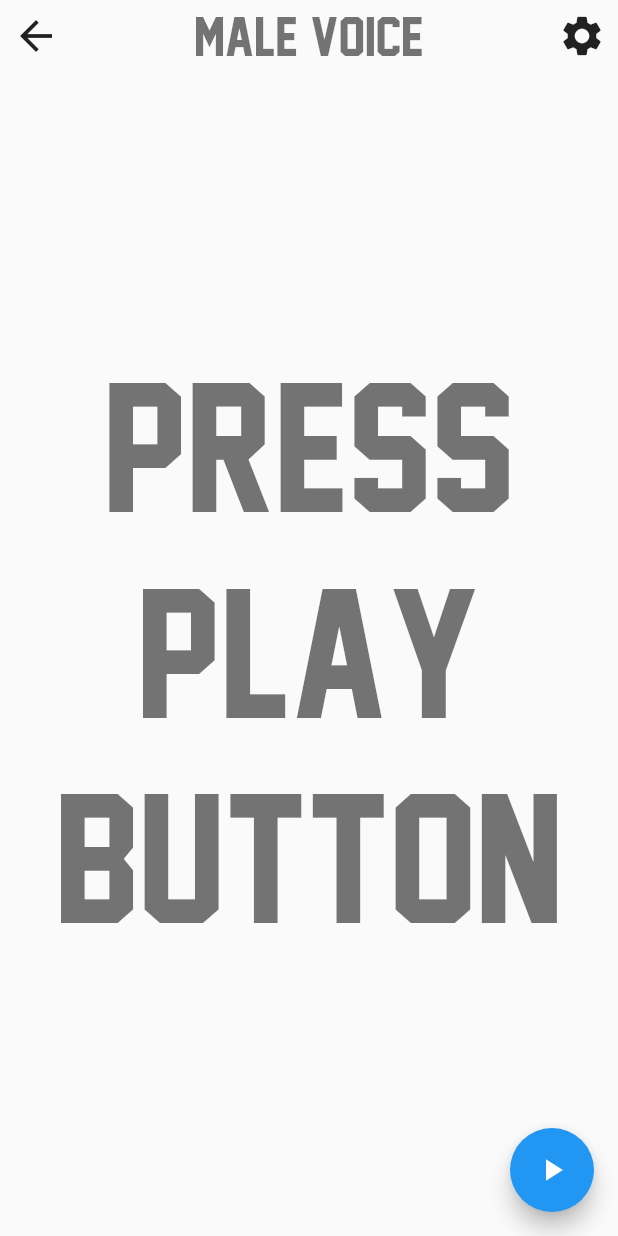
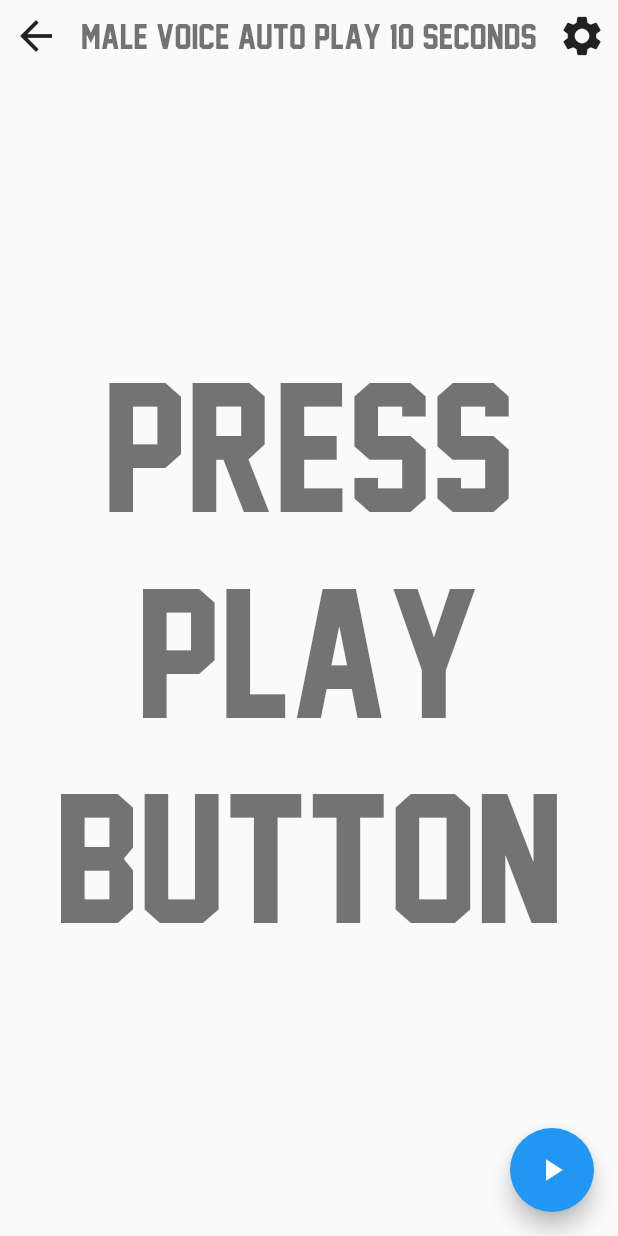
Before and after one commit to simplesoft-duongdt3/LottoFlutter2021, a Flutter app: the screen it shows after launch, on a phone screen of 412 x 824 dp. Run offline on Flutter 3.47's test engine with Material 2 defaults, Android fonts, the phone set to English and light mode, and no system bars; drawn by our look-alikes of auto_size_text; our stand-ins replace assets_audio_player, bloc, custom_radio_grouped_button, flutter_bloc, flutter_spinkit, hive and 1 more; accounts and stored records are empty; generated files the repository leaves out were written again.

Commit message:
update setting + fix crash

```diff
--- a/lib/data/game_manager.dart
+++ b/lib/data/game_manager.dart
@@ -48,7 +48,7 @@ class GameManager {
 
     if (games.isNotEmpty) {
       var game = games.getAt(games.length - 1);
-      if (!game.finish) {
+      if (!game.finish && game.gotNumbers.isNotEmpty) {
         Game cachedGame = Game(game.id, game.gotNumbers);
         return cachedGame;
       }
@@ -84,7 +84,7 @@ class GameManager {
           settingCached.voice);
     }
 
-    return Setting(false, 3, "male");
+    return Setting(true, 10, "male");
   }
 
   static Future<void> init() async {
--- a/lib/playing/bloc/playingbloc_bloc.dart
+++ b/lib/playing/bloc/playingbloc_bloc.dart
@@ -25,6 +25,7 @@ class PlayingblocBloc extends Bloc<PlayingblocEvent, PlayingblocState> {
 
   PlayingblocBloc() : super(PlayingInitState()) {
     _setting = _gameManager.getCurrentSetting();
+    _game = _gameManager.startNewGame();
   }
 
   Setting getSetting() {
```
